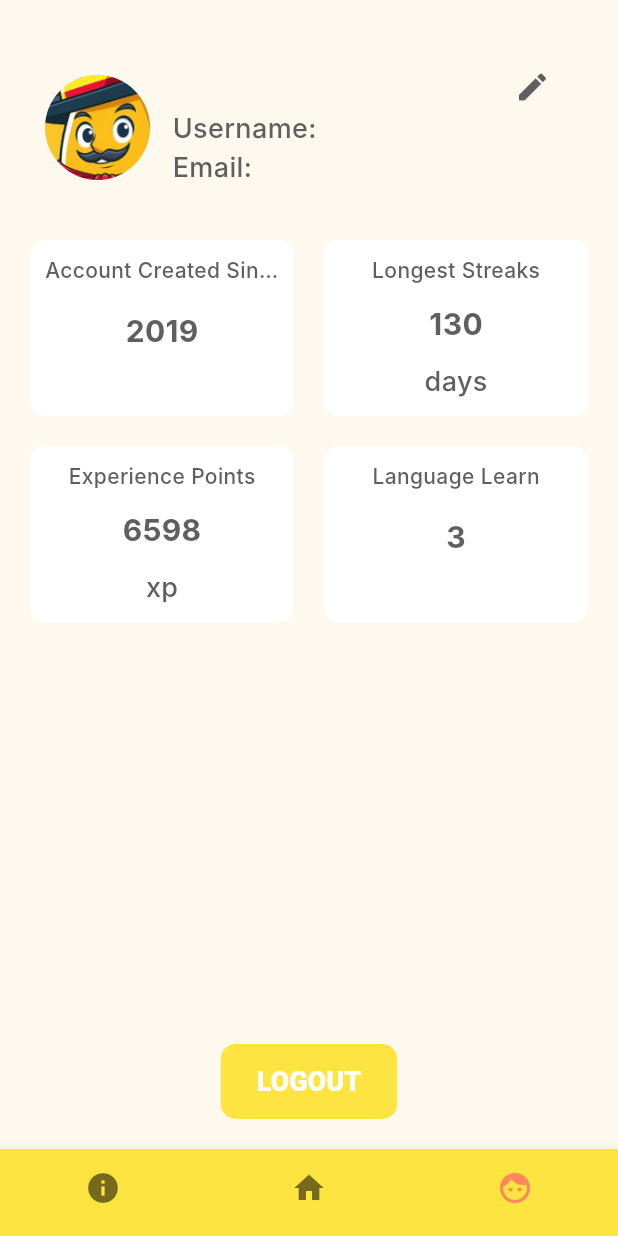
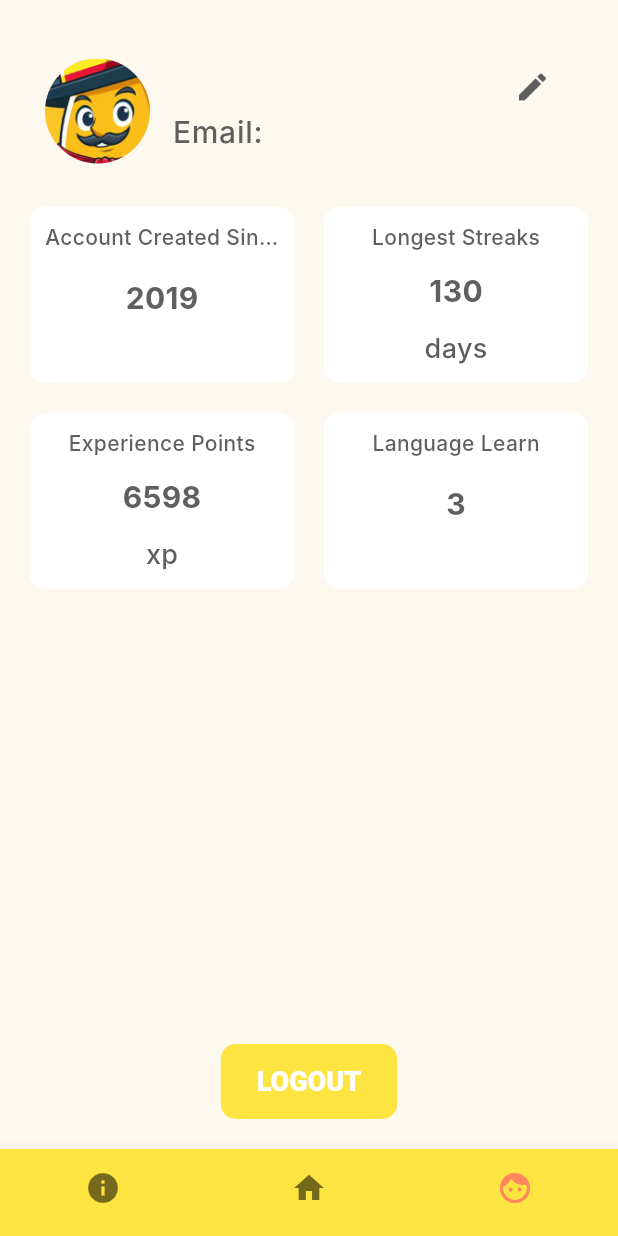
Before and after one commit to minklim47/Lango, a Flutter app: the ProfilePage screen opened by its route, on a phone screen of 412 x 824 dp. Run offline on Flutter 3.47's test engine with Material 3 defaults, Android fonts, the phone set to English and light mode, and no system bars; our stand-ins replace cloud_firestore, confetti, firebase_auth, firebase_core, go_router, google_sign_in; accounts and stored records are empty; Roboto replaces fonts that are missing (Inter).

Commit message:
[update] add provider in profile top page

```diff
--- a/lango_application/lib/screens/profile/profile_page.dart
+++ b/lango_application/lib/screens/profile/profile_page.dart
@@ -73,12 +73,20 @@ class _ProfilePageState extends State<ProfilePage> {
                           Padding(
                               padding: const EdgeInsets.only(bottom: 2.0),
                               child: Row(children: [
-                                Expanded(
-                                    child: Text(_username,
-                                        style: Theme.of(context)
-                                            .textTheme
-                                            .headlineMedium,
-                                        overflow: TextOverflow.ellipsis)),
+                                Consumer<AppProvider>(
+                                  builder: (context, value, _) {
+                                    if (value.user != null) {
+                                      return Expanded(
+                                          child: Text(_username,
+                                              style: Theme.of(context)
+                                                  .textTheme
+                                                  .headlineMedium,
+                                              overflow: TextOverflow.ellipsis));
+                                    } else {
+                                      return const Text('User not logged in');
+                                    }
+                                  },
+                                ),
                                 if (MediaQuery.of(context).size.width > 360)
                                   const SizedBox(width: 10),
                                 GestureDetector(
@@ -89,22 +97,20 @@ class _ProfilePageState extends State<ProfilePage> {
                                   ),
                                 )
                               ])),
-                          // Text(_email,
-                          //     style: Theme.of(context).textTheme.bodyLarge)
                           Consumer<AppProvider>(
                             builder: (context, value, _) {
                               if (value.user != null) {
                                 return Column(
                                   crossAxisAlignment: CrossAxisAlignment.start,
                                   children: [
-                                    Text(
-                                        'Username: ${value.username ?? 'N/A'}'),
-                                    Text(
-                                        'Email: ${value.email ?? 'N/A'}'),
+                                    Text('Email: ${value.email ?? 'N/A'}',
+                                        style: Theme.of(context)
+                                            .textTheme
+                                            .bodyLarge),
                                   ],
                                 );
                               } else {
-                                return Text('User not logged in');
+                                return const Text('User not logged in');
                               }
                             },
                           )
```
